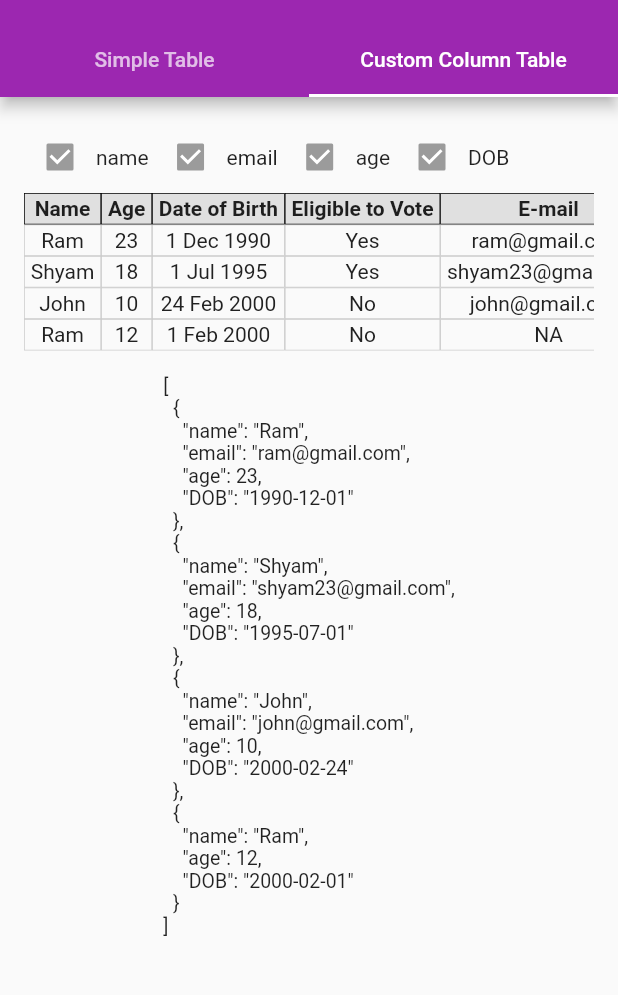
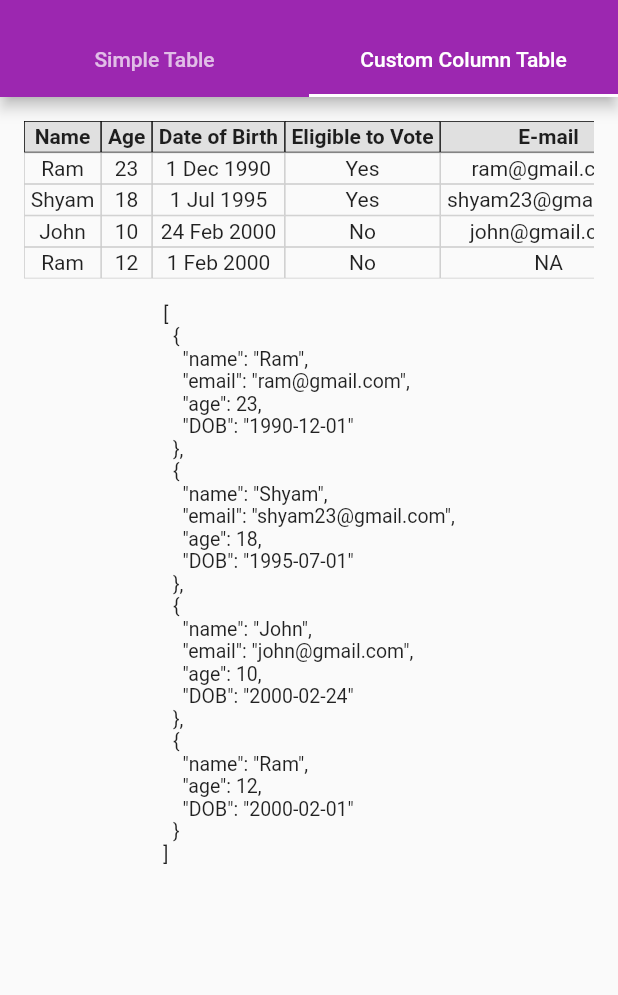
Before and after one commit to apgapg/json_table, a Flutter app: the screen it shows after launch, tab 2 chosen, on a phone screen of 412 x 824 dp, the part 59-1054 px from its top. Run offline on Flutter 3.47's test engine with Material 2 defaults, Android fonts, the phone set to English and light mode, and no system bars.

Commit message:
Show column toggle only when columns is null; Fix support for darkTheme

```diff
--- a/lib/json_table.dart
+++ b/lib/json_table.dart
@@ -64,6 +64,7 @@ class _JsonTableState extends State<JsonTable> {
                   runSpacing: -12,
                   direction: Axis.horizontal,
                   children: <Widget>[
+                    if (widget.columns == null)
                       for (String header in headerList)
                         Material(
                           color: Colors.transparent,
@@ -90,7 +91,7 @@ class _JsonTableState extends State<JsonTable> {
                               });
                             },
                           ),
-                      )
+                        ),
                   ],
                 ),
               ),
@@ -179,10 +180,9 @@ class TableColumn extends StatelessWidget {
                   child: Text(
                     header,
                     textAlign: TextAlign.center,
-                    style: Theme.of(context).textTheme.display1.copyWith(
+                    style: TextStyle(
                       fontWeight: FontWeight.w700,
                       fontSize: 14.0,
-                          color: Colors.black87,
                     ),
                   ),
                 ),
@@ -207,12 +207,8 @@ class TableColumn extends StatelessWidget {
                                     getFormattedValue(
                                         rowMap[column?.field ?? header]),
                                     textAlign: TextAlign.center,
-                                    style: Theme.of(context)
-                                        .textTheme
-                                        .display1
-                                        .copyWith(
+                                    style: TextStyle(
                                       fontSize: 14.0,
-                                          color: Colors.grey[900],
                                     ),
                                   ),
                                 ),
```
Also changed, not shown: example/pubspec.lock. Lines whose indentation alone changed are shown as unchanged.
